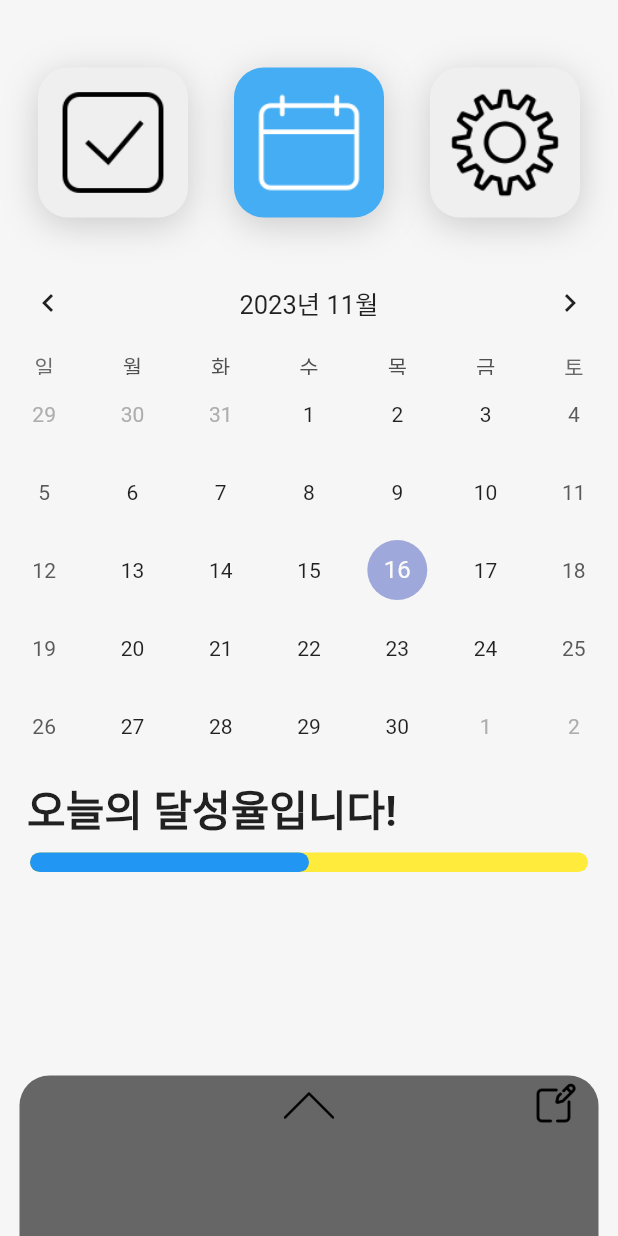
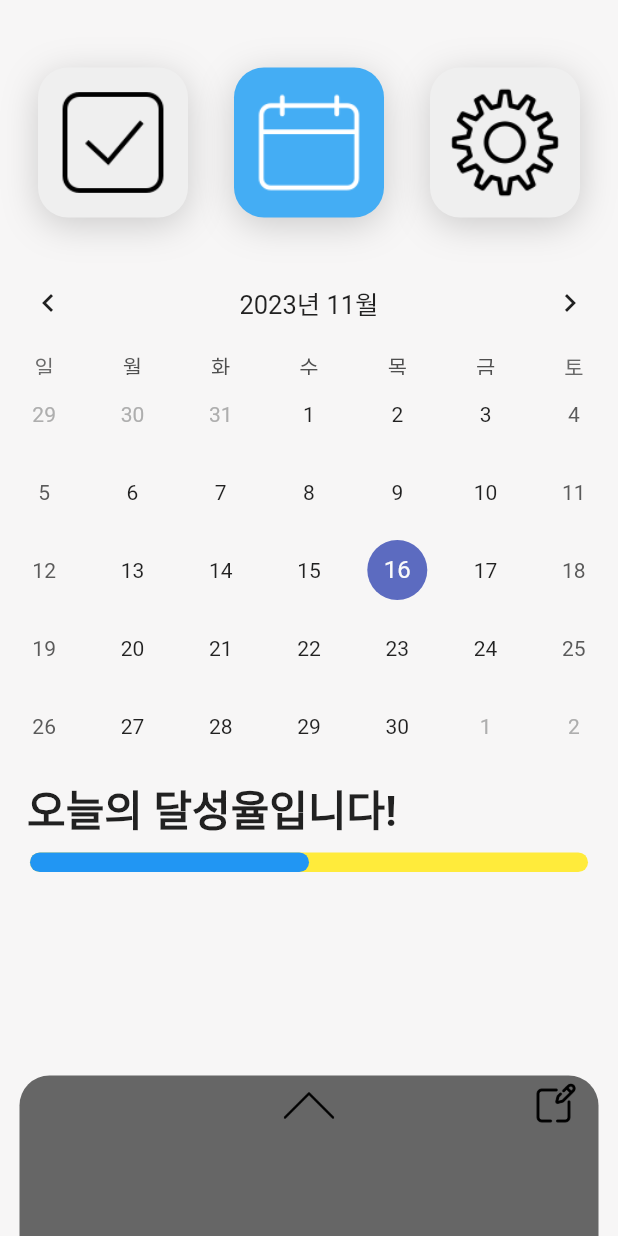
Before and after one commit to LeeJiH-yun/with_todo, a Flutter app: the screen it shows after launch, on a phone screen of 412 x 824 dp. Run offline on Flutter 3.47's test engine with Material 2 defaults, Android fonts, the phone set to English and light mode, and no system bars; drawn by our look-alikes of percent_indicator, table_calendar; our stand-ins replace flutter_native_splash, flutter_riverpod, freezed_annotation, go_router, riverpod_annotation; generated files the repository leaves out were written again; Roboto replaces fonts that are missing (Pretendard); project files that could hold a hidden picture were left out.

Commit message:
달력 다른날짜 선택 이벤트 추가

```diff
--- a/lib/features/calendar/calendar_screen.dart
+++ b/lib/features/calendar/calendar_screen.dart
@@ -12,6 +12,13 @@ class CalendarScreen extends StatefulWidget {
 
 class _CalendarScreenState extends State<CalendarScreen> {
   bool _trigger = false;
+  DateTime _selectedDay = DateTime(
+    DateTime.now().year,
+    DateTime.now().month,
+    DateTime.now().day,
+  );
+
+  DateTime focusedDay = DateTime.now();
 
   @override
   Widget build(BuildContext context) {
@@ -28,6 +35,15 @@ class _CalendarScreenState extends State<CalendarScreen> {
                 formatButtonVisible: false,
                 titleCentered: true,
               ),
+              selectedDayPredicate: (day) {
+                return isSameDay(_selectedDay, day);
+              },
+              onDaySelected: (selectedDay, focusedDay) {
+                setState(() {
+                  _selectedDay = selectedDay;
+                  focusedDay = focusedDay;
+                });
+              },
             ),
             Expanded(
               child: Container(
```
